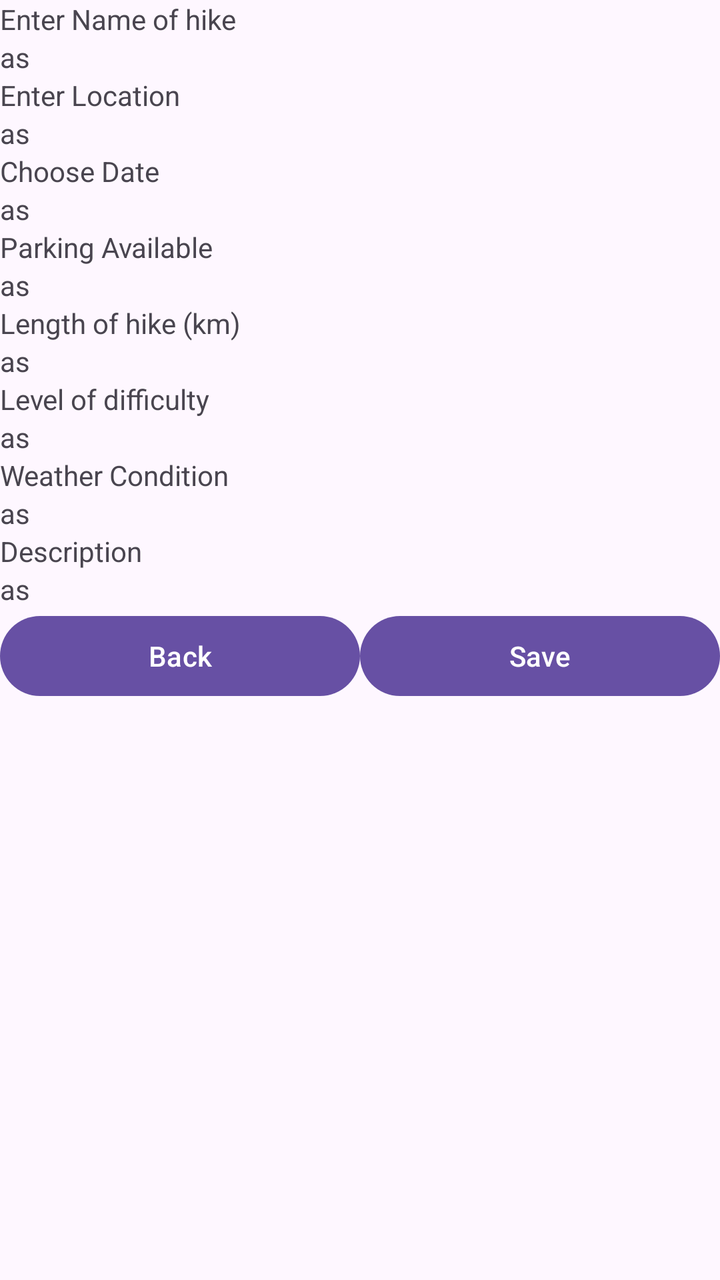
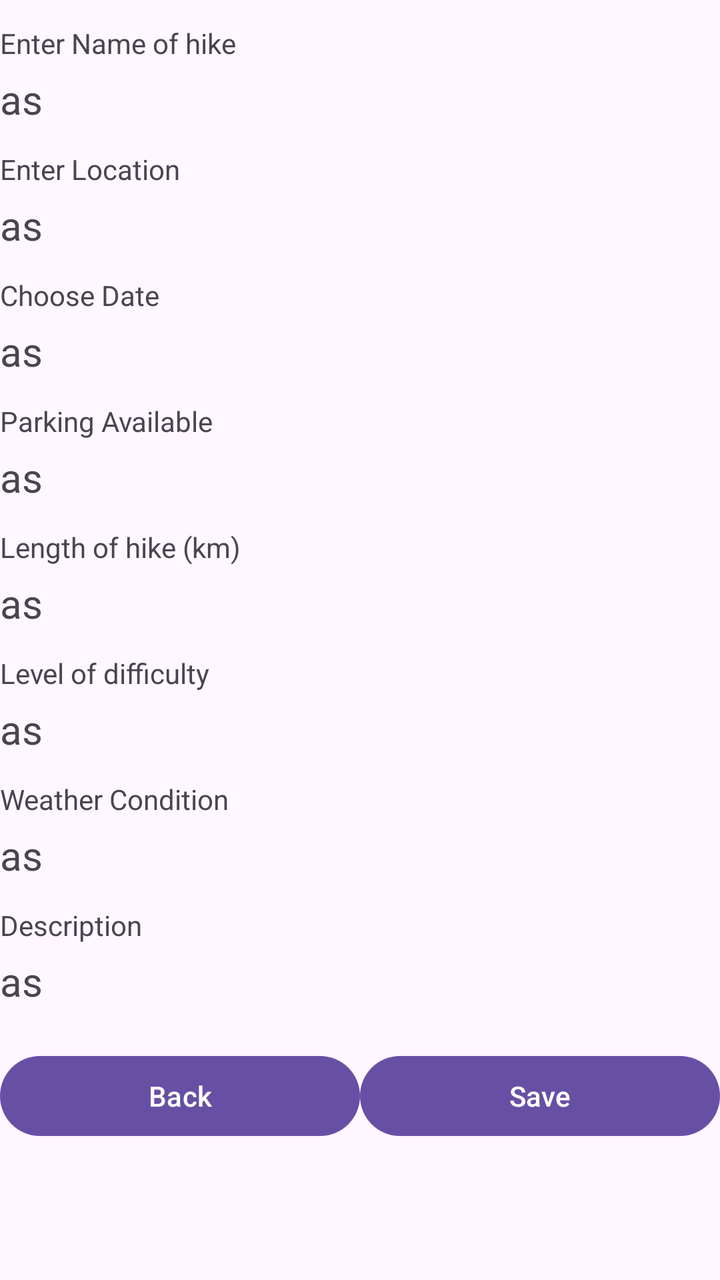

The first picture is an Android layout as it rendered before a commit; the second is the same layout after the commit. The layout source and the unified diff follow.
<!-- AndroidManifest.xml: application theme Theme.MHIke -->
<!-- res/layout/activity_hike_detail.xml -->
<?xml version="1.0" encoding="utf-8"?>
<androidx.constraintlayout.widget.ConstraintLayout xmlns:android="http://schemas.android.com/apk/res/android"
    xmlns:app="http://schemas.android.com/apk/res-auto"
    xmlns:tools="http://schemas.android.com/tools"
    android:layout_width="match_parent"
    android:layout_height="match_parent"
    tools:context=".HikeDetailActivity">

    <TextView
        android:id="@+id/lbl1"
        android:layout_width="match_parent"
        android:layout_height="wrap_content"
        android:text="@string/lbl_NameOfHike"
        app:layout_constraintEnd_toEndOf="parent"
        app:layout_constraintStart_toStartOf="parent"
        app:layout_constraintTop_toTopOf="parent" />

    <TextView
        android:id="@+id/txt1"
        android:layout_width="match_parent"
        android:layout_height="wrap_content"
        android:text="as"
        app:layout_constraintEnd_toEndOf="parent"
        app:layout_constraintStart_toStartOf="parent"
        app:layout_constraintTop_toBottomOf="@+id/lbl1" />


    <TextView
        android:id="@+id/lbl2"
        android:layout_width="match_parent"
        android:layout_height="wrap_content"
        android:text="@string/lbl_Location"
        app:layout_constraintEnd_toEndOf="parent"
        app:layout_constraintStart_toStartOf="parent"
        app:layout_constraintTop_toBottomOf="@+id/txt1" />

    <TextView
        android:id="@+id/txt2"
        android:layout_width="match_parent"
        android:layout_height="wrap_content"
        app:layout_constraintEnd_toEndOf="parent"
        android:text="as"
        app:layout_constraintStart_toStartOf="parent"
        app:layout_constraintTop_toBottomOf="@+id/lbl2" />

    <TextView
        android:id="@+id/lbl3"
        android:layout_width="match_parent"
        android:layout_height="wrap_content"
        android:text="@string/lbl_ChooseDate"
        app:layout_constraintEnd_toEndOf="parent"
        app:layout_constraintStart_toStartOf="parent"
        app:layout_constraintTop_toBottomOf="@+id/txt2" />

    <TextView
        android:id="@+id/txt3"
        android:layout_width="match_parent"
        android:layout_height="wrap_content"
        app:layout_constraintEnd_toEndOf="parent"
        android:text="as"
        app:layout_constraintStart_toStartOf="parent"
        app:layout_constraintTop_toBottomOf="@+id/lbl3" />

    <TextView
        android:id="@+id/lbl4"
        android:layout_width="match_parent"
        android:layout_height="wrap_content"
        android:text="@string/lbl_ParkingAvailable"
        app:layout_constraintEnd_toEndOf="parent"
        app:layout_constraintStart_toStartOf="parent"
        app:layout_constraintTop_toBottomOf="@+id/txt3" />

    <TextView
        android:id="@+id/txt4"
        android:layout_width="match_parent"
        android:layout_height="wrap_content"
        app:layout_constraintEnd_toEndOf="parent"
        android:text="as"
        app:layout_constraintStart_toStartOf="parent"
        app:layout_constraintTop_toBottomOf="@+id/lbl4" />

    <TextView
        android:id="@+id/lbl5"
        android:layout_width="match_parent"
        android:layout_height="wrap_content"
        android:text="@string/lbl_LengthOfTheHike"
        app:layout_constraintEnd_toEndOf="parent"
        app:layout_constraintStart_toStartOf="parent"
        app:layout_constraintTop_toBottomOf="@+id/txt4" />

    <TextView
        android:id="@+id/txt5"
        android:layout_width="match_parent"
        android:layout_height="wrap_content"
        app:layout_constraintEnd_toEndOf="parent"
        android:text="as"
        app:layout_constraintStart_toStartOf="parent"
        app:layout_constraintTop_toBottomOf="@+id/lbl5" />

    <TextView
        android:id="@+id/lbl6"
        android:layout_width="match_parent"
        android:layout_height="wrap_content"
        android:text="@string/lbl_LevelOfDifficulty"
        app:layout_constraintEnd_toEndOf="parent"
        app:layout_constraintStart_toStartOf="parent"
        app:layout_constraintTop_toBottomOf="@+id/txt5" />

    <TextView
        android:id="@+id/txt6"
        android:layout_width="match_parent"
        android:layout_height="wrap_content"
        app:layout_constraintEnd_toEndOf="parent"
        android:text="as"
        app:layout_constraintStart_toStartOf="parent"
        app:layout_constraintTop_toBottomOf="@+id/lbl6" />

    <TextView
        android:id="@+id/lbl8"
        android:layout_width="match_parent"
        android:layout_height="wrap_content"
        android:text="Weather Condition"
        app:layout_constraintEnd_toEndOf="parent"
        app:layout_constraintStart_toStartOf="parent"
        app:layout_constraintTop_toBottomOf="@+id/txt6" />

    <TextView
        android:id="@+id/txt8"
        android:layout_width="match_parent"
        android:layout_height="wrap_content"
        app:layout_constraintEnd_toEndOf="parent"
        android:text="as"
        app:layout_constraintStart_toStartOf="parent"
        app:layout_constraintTop_toBottomOf="@+id/lbl8" />


    <TextView
        android:id="@+id/lbl7"
        android:layout_width="match_parent"
        android:layout_height="wrap_content"
        android:text="@string/lbl_Description"
        app:layout_constraintEnd_toEndOf="parent"
        app:layout_constraintStart_toStartOf="parent"
        app:layout_constraintTop_toBottomOf="@+id/txt8" />

    <TextView
        android:id="@+id/txt7"
        android:layout_width="match_parent"
        android:layout_height="wrap_content"
        app:layout_constraintEnd_toEndOf="parent"
        android:text="as"
        app:layout_constraintStart_toStartOf="parent"
        app:layout_constraintTop_toBottomOf="@+id/lbl7" />

    <LinearLayout
        android:layout_width="match_parent"
        android:layout_height="wrap_content"
        android:orientation="horizontal"
        tools:layout_editor_absoluteX="1dp"
        tools:layout_editor_absoluteY="273dp"
        app:layout_constraintEnd_toEndOf="parent"
        app:layout_constraintStart_toStartOf="parent"
        app:layout_constraintTop_toBottomOf="@+id/txt7"
        >


        <Button
            android:id="@+id/btn_Back"
            android:layout_width="wrap_content"
            android:layout_height="wrap_content"
            android:layout_weight="1"
            android:text="@string/btn_Back" />

        <Button
            android:id="@+id/btn_Save"
            android:layout_width="wrap_content"
            android:layout_height="wrap_content"
            android:layout_weight="1"
            android:text="@string/btn_Save" />
    </LinearLayout>


</androidx.constraintlayout.widget.ConstraintLayout>
<!-- resources referenced by this layout -->
<resources>
  <string name="btn_Back">Back</string>
  <string name="btn_Save">Save</string>
  <string name="lbl_ChooseDate">"Choose Date"</string>
  <string name="lbl_Description">"Description"</string>
  <string name="lbl_LengthOfTheHike">"Length of hike (km)"</string>
  <string name="lbl_LevelOfDifficulty">"Level of difficulty"</string>
  <string name="lbl_Location">"Enter Location"</string>
  <string name="lbl_NameOfHike">"Enter Name of hike"</string>
  <string name="lbl_ParkingAvailable">"Parking Available"</string>
  <style name="Theme.MHIke" parent="Base.Theme.MHIke" />
  <style name="Base.Theme.MHIke" parent="Theme.Material3.DayNight.NoActionBar">
          
          
      </style>
</resources>

<!-- the commit's change to res/layout/activity_hike_detail.xml (unified diff, before → after) -->
@@ -4,9 +4,12 @@
     xmlns:tools="http://schemas.android.com/tools"
     android:layout_width="match_parent"
     android:layout_height="match_parent"
-    tools:context=".HikeDetailActivity">
-
-    <TextView
+    tools:context=".HikeDetailActivity"
+    android:layout_margin="20dp">
+
+    <TextView
+        android:layout_marginTop="12dp"
+
         android:id="@+id/lbl1"
         android:layout_width="match_parent"
         android:layout_height="wrap_content"
@@ -16,6 +19,8 @@
         app:layout_constraintTop_toTopOf="parent" />
 
     <TextView
+        android:layout_marginTop="5dp"
+        android:textSize="20sp"
         android:id="@+id/txt1"
         android:layout_width="match_parent"
         android:layout_height="wrap_content"
@@ -26,6 +31,8 @@
 
 
     <TextView
+        android:layout_marginTop="12dp"
+
         android:id="@+id/lbl2"
         android:layout_width="match_parent"
         android:layout_height="wrap_content"
@@ -35,6 +42,9 @@
         app:layout_constraintTop_toBottomOf="@+id/txt1" />
 
     <TextView
+        android:layout_marginTop="5dp"
+        android:textSize="20sp"
+
         android:id="@+id/txt2"
         android:layout_width="match_parent"
         android:layout_height="wrap_content"
@@ -44,6 +54,8 @@
         app:layout_constraintTop_toBottomOf="@+id/lbl2" />
 
     <TextView
+        android:layout_marginTop="12dp"
+
         android:id="@+id/lbl3"
         android:layout_width="match_parent"
         android:layout_height="wrap_content"
@@ -53,6 +65,9 @@
         app:layout_constraintTop_toBottomOf="@+id/txt2" />
 
     <TextView
+        android:layout_marginTop="5dp"
+        android:textSize="20sp"
+
         android:id="@+id/txt3"
         android:layout_width="match_parent"
         android:layout_height="wrap_content"
@@ -62,6 +77,8 @@
         app:layout_constraintTop_toBottomOf="@+id/lbl3" />
 
     <TextView
+        android:layout_marginTop="12dp"
+
         android:id="@+id/lbl4"
         android:layout_width="match_parent"
         android:layout_height="wrap_content"
@@ -71,6 +88,9 @@
         app:layout_constraintTop_toBottomOf="@+id/txt3" />
 
     <TextView
+        android:layout_marginTop="5dp"
+        android:textSize="20sp"
+
         android:id="@+id/txt4"
         android:layout_width="match_parent"
         android:layout_height="wrap_content"
@@ -80,6 +100,8 @@
         app:layout_constraintTop_toBottomOf="@+id/lbl4" />
 
     <TextView
+        android:layout_marginTop="12dp"
+
         android:id="@+id/lbl5"
         android:layout_width="match_parent"
         android:layout_height="wrap_content"
@@ -89,6 +111,9 @@
         app:layout_constraintTop_toBottomOf="@+id/txt4" />
 
     <TextView
+        android:layout_marginTop="5dp"
+        android:textSize="20sp"
+
         android:id="@+id/txt5"
         android:layout_width="match_parent"
         android:layout_height="wrap_content"
@@ -98,6 +123,8 @@
         app:layout_constraintTop_toBottomOf="@+id/lbl5" />
 
     <TextView
+        android:layout_marginTop="12dp"
+
         android:id="@+id/lbl6"
         android:layout_width="match_parent"
         android:layout_height="wrap_content"
@@ -107,6 +134,9 @@
         app:layout_constraintTop_toBottomOf="@+id/txt5" />
 
     <TextView
+        android:layout_marginTop="5dp"
+        android:textSize="20sp"
+
         android:id="@+id/txt6"
         android:layout_width="match_parent"
         android:layout_height="wrap_content"
@@ -116,6 +146,8 @@
         app:layout_constraintTop_toBottomOf="@+id/lbl6" />
 
     <TextView
+        android:layout_marginTop="12dp"
+
         android:id="@+id/lbl8"
         android:layout_width="match_parent"
         android:layout_height="wrap_content"
@@ -125,6 +157,9 @@
         app:layout_constraintTop_toBottomOf="@+id/txt6" />
 
     <TextView
+        android:layout_marginTop="5dp"
+        android:textSize="20sp"
+
         android:id="@+id/txt8"
         android:layout_width="match_parent"
         android:layout_height="wrap_content"
@@ -135,6 +170,8 @@
 
 
     <TextView
+        android:layout_marginTop="12dp"
+
         android:id="@+id/lbl7"
         android:layout_width="match_parent"
         android:layout_height="wrap_content"
@@ -144,6 +181,9 @@
         app:layout_constraintTop_toBottomOf="@+id/txt8" />
 
     <TextView
+        android:layout_marginTop="5dp"
+        android:textSize="20sp"
+
         android:id="@+id/txt7"
         android:layout_width="match_parent"
         android:layout_height="wrap_content"
@@ -153,6 +193,8 @@
         app:layout_constraintTop_toBottomOf="@+id/lbl7" />
 
     <LinearLayout
+        android:layout_marginTop="20dp"
+
         android:layout_width="match_parent"
         android:layout_height="wrap_content"
         android:orientation="horizontal"
